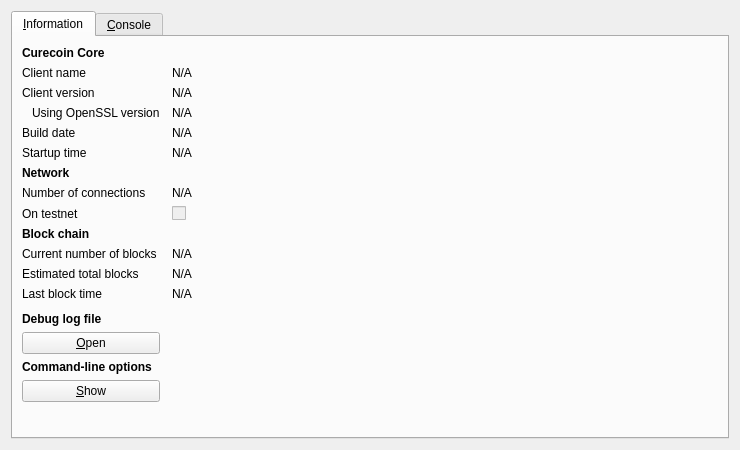
First picture: the form in src/qt/forms/rpcconsole.ui, repository cygnusxi/CurecoinSource, before the edit.
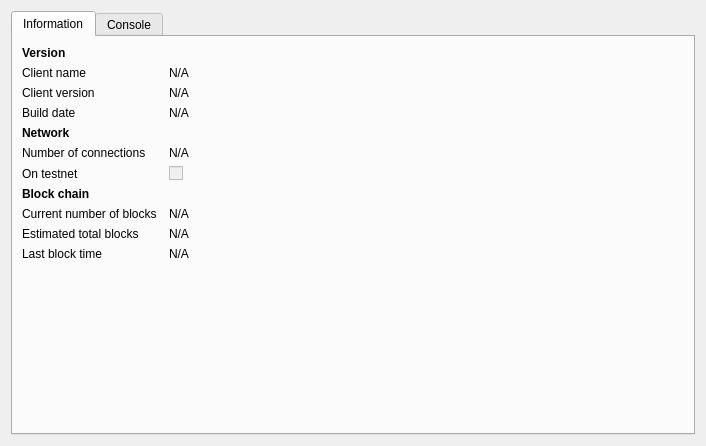
Second picture: the form after the edit. Icons and pictures are not drawn.

The edit to the form file:
```diff
--- a/src/qt/forms/rpcconsole.ui
+++ b/src/qt/forms/rpcconsole.ui
@@ -6,8 +6,8 @@
    <rect>
     <x>0</x>
     <y>0</y>
-    <width>740</width>
-    <height>450</height>
+    <width>706</width>
+    <height>446</height>
    </rect>
   </property>
   <property name="windowTitle">
@@ -21,25 +21,12 @@
      </property>
      <widget class="QWidget" name="tab_info">
       <attribute name="title">
-       <string>&amp;Information</string>
+       <string>Information</string>
       </attribute>
       <layout class="QGridLayout" name="gridLayout" columnstretch="0,1">
        <property name="horizontalSpacing">
         <number>12</number>
        </property>
-       <item row="0" column="0">
-        <widget class="QLabel" name="label_9">
-         <property name="font">
-          <font>
-           <weight>75</weight>
-           <bold>true</bold>
-          </font>
-         </property>
-         <property name="text">
-          <string>Curecoin Core</string>
-         </property>
-        </widget>
-       </item>
        <item row="1" column="0">
         <widget class="QLabel" name="label_5">
          <property name="text">
@@ -86,79 +73,20 @@
          </property>
         </widget>
        </item>
-       <item row="3" column="0">
-        <widget class="QLabel" name="label_14">
-         <property name="text">
-          <string>Using OpenSSL version</string>
+       <item row="0" column="0">
+        <widget class="QLabel" name="label_9">
+         <property name="font">
+          <font>
+           <weight>75</weight>
+           <bold>true</bold>
+          </font>
          </property>
-         <property name="indent">
-          <number>10</number>
-         </property>
-        </widget>
-       </item>
-       <item row="3" column="1">
-        <widget class="QLabel" name="openSSLVersion">
-         <property name="cursor">
-          <cursorShape>IBeamCursor</cursorShape>
-         </property>
          <property name="text">
-          <string>N/A</string>
-         </property>
-         <property name="textFormat">
-          <enum>Qt::PlainText</enum>
-         </property>
-         <property name="textInteractionFlags">
-          <set>Qt::LinksAccessibleByMouse|Qt::TextSelectableByKeyboard|Qt::TextSelectableByMouse</set>
+          <string>Version</string>
          </property>
         </widget>
        </item>
        <item row="4" column="0">
-        <widget class="QLabel" name="label_12">
-         <property name="text">
-          <string>Build date</string>
-         </property>
-        </widget>
-       </item>
-       <item row="4" column="1">
-        <widget class="QLabel" name="buildDate">
-         <property name="cursor">
-          <cursorShape>IBeamCursor</cursorShape>
-         </property>
-         <property name="text">
-          <string>N/A</string>
-         </property>
-         <property name="textFormat">
-          <enum>Qt::PlainText</enum>
-         </property>
-         <property name="textInteractionFlags">
-          <set>Qt::LinksAccessibleByMouse|Qt::TextSelectableByKeyboard|Qt::TextSelectableByMouse</set>
-         </property>
-        </widget>
-       </item>
-       <item row="5" column="0">
-        <widget class="QLabel" name="label_13">
-         <property name="text">
-          <string>Startup time</string>
-         </property>
-        </widget>
-       </item>
-       <item row="5" column="1">
-        <widget class="QLabel" name="startupTime">
-         <property name="cursor">
-          <cursorShape>IBeamCursor</cursorShape>
-         </property>
-         <property name="text">
-          <string>N/A</string>
-         </property>
-         <property name="textFormat">
-          <enum>Qt::PlainText</enum>
-         </property>
-         <property name="textInteractionFlags">
-          <set>Qt::LinksAccessibleByMouse|Qt::TextSelectableByKeyboard|Qt::TextSelectableByMouse</set>
-         </property>
-        </widget>
-       </item>
-       <item row="6" column="0">
         <widget class="QLabel" name="label_11">
          <property name="font">
           <font>
@@ -171,14 +99,14 @@
          </property>
         </widget>
        </item>
-       <item row="7" column="0">
+       <item row="5" column="0">
         <widget class="QLabel" name="label_7">
          <property name="text">
           <string>Number of connections</string>
          </property>
         </widget>
        </item>
-       <item row="7" column="1">
+       <item row="5" column="1">
         <widget class="QLabel" name="numberOfConnections">
          <property name="cursor">
           <cursorShape>IBeamCursor</cursorShape>
@@ -194,14 +122,14 @@
          </property>
         </widget>
        </item>
-       <item row="8" column="0">
+       <item row="6" column="0">
         <widget class="QLabel" name="label_8">
          <property name="text">
           <string>On testnet</string>
          </property>
         </widget>
        </item>
-       <item row="8" column="1">
+       <item row="6" column="1">
         <widget class="QCheckBox" name="isTestNet">
          <property name="enabled">
           <bool>false</bool>
@@ -211,7 +139,7 @@
          </property>
         </widget>
        </item>
-       <item row="9" column="0">
+       <item row="7" column="0">
         <widget class="QLabel" name="label_10">
          <property name="font">
           <font>
@@ -224,14 +152,14 @@
          </property>
         </widget>
        </item>
-       <item row="10" column="0">
+       <item row="8" column="0">
         <widget class="QLabel" name="label_3">
          <property name="text">
           <string>Current number of blocks</string>
          </property>
         </widget>
        </item>
-       <item row="10" column="1">
+       <item row="8" column="1">
         <widget class="QLabel" name="numberOfBlocks">
          <property name="cursor">
           <cursorShape>IBeamCursor</cursorShape>
@@ -247,14 +175,14 @@
          </property>
         </widget>
        </item>
-       <item row="11" column="0">
+       <item row="9" column="0">
         <widget class="QLabel" name="label_4">
          <property name="text">
           <string>Estimated total blocks</string>
          </property>
         </widget>
        </item>
-       <item row="11" column="1">
+       <item row="9" column="1">
         <widget class="QLabel" name="totalBlocks">
          <property name="cursor">
           <cursorShape>IBeamCursor</cursorShape>
@@ -270,14 +198,14 @@
          </property>
         </widget>
        </item>
-       <item row="12" column="0">
+       <item row="10" column="0">
         <widget class="QLabel" name="label_2">
          <property name="text">
           <string>Last block time</string>
          </property>
         </widget>
        </item>
-       <item row="12" column="1">
+       <item row="10" column="1">
         <widget class="QLabel" name="lastBlockTime">
          <property name="cursor">
           <cursorShape>IBeamCursor</cursorShape>
@@ -293,72 +221,7 @@
          </property>
         </widget>
        </item>
-       <item row="13" column="0">
-        <spacer name="verticalSpacer_2">
-         <property name="orientation">
-          <enum>Qt::Vertical</enum>
-         </property>
-         <property name="sizeHint" stdset="0">
-          <size>
-           <width>20</width>
-           <height>20</height>
-          </size>
-         </property>
-        </spacer>
-       </item>
-       <item row="14" column="0">
-        <widget class="QLabel" name="labelDebugLogfile">
-         <property name="font">
-          <font>
-           <weight>75</weight>
-           <bold>true</bold>
-          </font>
-         </property>
-         <property name="text">
-          <string>Debug log file</string>
-         </property>
-        </widget>
-       </item>
-       <item row="15" column="0">
-        <widget class="QPushButton" name="openDebugLogfileButton">
-         <property name="toolTip">
-          <string>Open the curecoin debug log file from the current data directory. This can take a few seconds for large log files.</string>
-         </property>
-         <property name="text">
-          <string>&amp;Open</string>
-         </property>
-         <property name="autoDefault">
-          <bool>false</bool>
-         </property>
-        </widget>
-       </item>
-       <item row="16" column="0">
-        <widget class="QLabel" name="labelCLOptions">
-         <property name="font">
-          <font>
-           <weight>75</weight>
-           <bold>true</bold>
-          </font>
-         </property>
-         <property name="text">
-          <string>Command-line options</string>
-         </property>
-        </widget>
-       </item>
-       <item row="17" column="0">
-        <widget class="QPushButton" name="showCLOptionsButton">
-         <property name="toolTip">
-          <string>Show the curecoin-Qt help message to get a list with possible curecoin command-line options.</string>
-         </property>
-         <property name="text">
-          <string>&amp;Show</string>
-         </property>
-         <property name="autoDefault">
-          <bool>false</bool>
-         </property>
-        </widget>
-       </item>
-       <item row="18" column="0">
+       <item row="11" column="0">
         <spacer name="verticalSpacer">
          <property name="orientation">
           <enum>Qt::Vertical</enum>
@@ -371,11 +234,25 @@
          </property>
         </spacer>
        </item>
+       <item row="3" column="0">
+        <widget class="QLabel" name="label_12">
+         <property name="text">
+          <string>Build date</string>
+         </property>
+        </widget>
+       </item>
+       <item row="3" column="1">
+        <widget class="QLabel" name="buildDate">
+         <property name="text">
+          <string>N/A</string>
+         </property>
+        </widget>
+       </item>
       </layout>
      </widget>
      <widget class="QWidget" name="tab_console">
       <attribute name="title">
-       <string>&amp;Console</string>
+       <string>Console</string>
       </attribute>
       <layout class="QVBoxLayout" name="verticalLayout_3">
        <property name="spacing">
```
Left out of the diff: 26 changed lines with no effect on the pictures.
